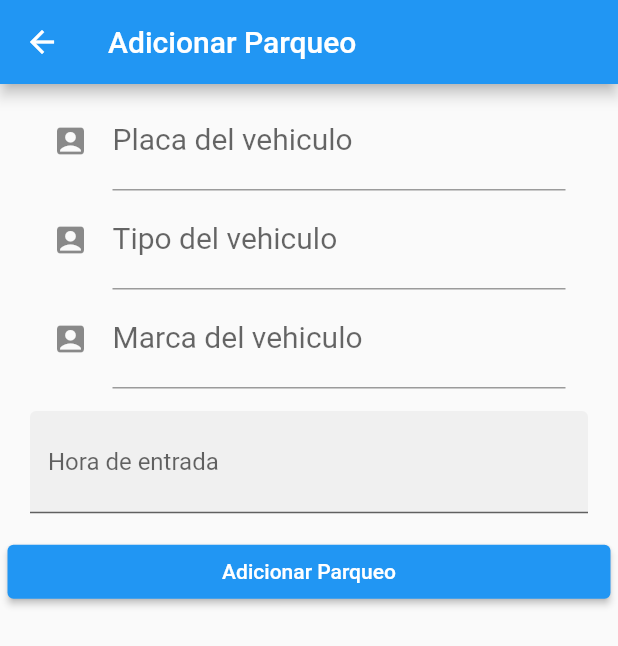
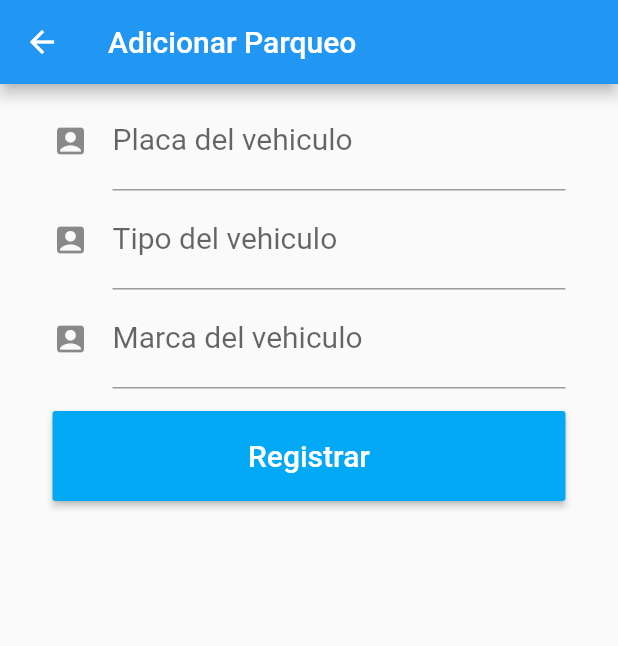
Before and after one commit to hildelbrandocorreasalcedo/best_parking_app, a Flutter app: the AgregarParqueo screen opened directly, on a phone screen of 412 x 824 dp. Shown: the top 646 px of the screen. Run offline on Flutter 3.47's test engine with Material 2 defaults, Android fonts, the phone set to English and light mode, and no system bars; our stand-ins replace get; network calls fail.

Commit message:
Mejoras del formulario Ingreso Vehiculo

```diff
--- a/lib/pages/adicionar.dart
+++ b/lib/pages/adicionar.dart
@@ -81,7 +81,7 @@ class _AgregarParqueoState extends State<AgregarParqueo> {
                 onChanged: (value) {},
               ),
             ),
-            Padding(
+            /*Padding(
               padding: EdgeInsets.all(15.0),
               child: TextField(
                 controller: controlhora_entrada,
@@ -101,7 +101,8 @@ class _AgregarParqueoState extends State<AgregarParqueo> {
                 },
               ),
             ),
-            /*Container(
+            ///////////////////////////////////////////////
+            Container(
               height: MediaQuery.of(context).size.height,
               width: MediaQuery.of(context).size.width,
               padding: EdgeInsets.all(20),
@@ -137,21 +138,48 @@ class _AgregarParqueoState extends State<AgregarParqueo> {
               decoration:
                   InputDecoration(labelText: 'Ingrese la de hora salida'),
             ),*/
-            ElevatedButton(
+
+            Padding(
+              padding: EdgeInsets.symmetric(horizontal: 30.0, vertical: 15.0),
+              child: MaterialButton(
+                minWidth: 200.0,
+                height: 60.0,
                 onPressed: () {
+                  if (controltipo.text.isNotEmpty &&
+                      controlplaca.text.isNotEmpty &&
+                      controlmarca.text.isNotEmpty) {
+                    var nowTime = DateTime.now();
+                    horaentrada = nowTime;
                     adicionarParqueo(
                       controltipo.text,
                       controlplaca.text,
                       controlmarca.text,
-                    controlhora_entrada.text,
+                      horaentrada.toString(),
                       controlhora_salida.text,
                       controlnumerohoras.text,
                       controlvalorhora.text,
                       controltotalpagar.text,
                     );
+
                     Navigator.of(context).pop();
+                    showDialog(
+                        context: context,
+                        builder: (_) => AlertDialog(
+                              content: Text('Agregado correctamente'),
+                            ));
+                  } else {
+                    showDialog(
+                        context: context,
+                        builder: (_) => AlertDialog(
+                              content: Text('No se aceptan campos vacios'),
+                            ));
+                  }
                 },
-                child: Text('Adicionar Parqueo'))
+                color: Colors.lightBlue,
+                child: Text('Registrar',
+                    style: TextStyle(color: Colors.white, fontSize: 20)),
+              ),
+            ),
           ],
         )),
       ),
--- a/lib/pages/lista.dart
+++ b/lib/pages/lista.dart
@@ -111,7 +111,7 @@ class VistaParqueos extends StatelessWidget {
                   padding: EdgeInsets.all(5),
                   width: 50,
                   height: 50,
-                  //child: Image.network(parqueos[posicion].hora_salida),
+                  //child:Image.network(parqueos[posicion].hora_salida),
                 ),
                 title: Text('Placa: ' + parqueos[posicion].placa),
                 subtitle: Text('Tipo: ' + parqueos[posicion].tipo),
```
Also changed, not shown: flutter_01.png (added). Lines whose indentation alone changed are shown as unchanged.
